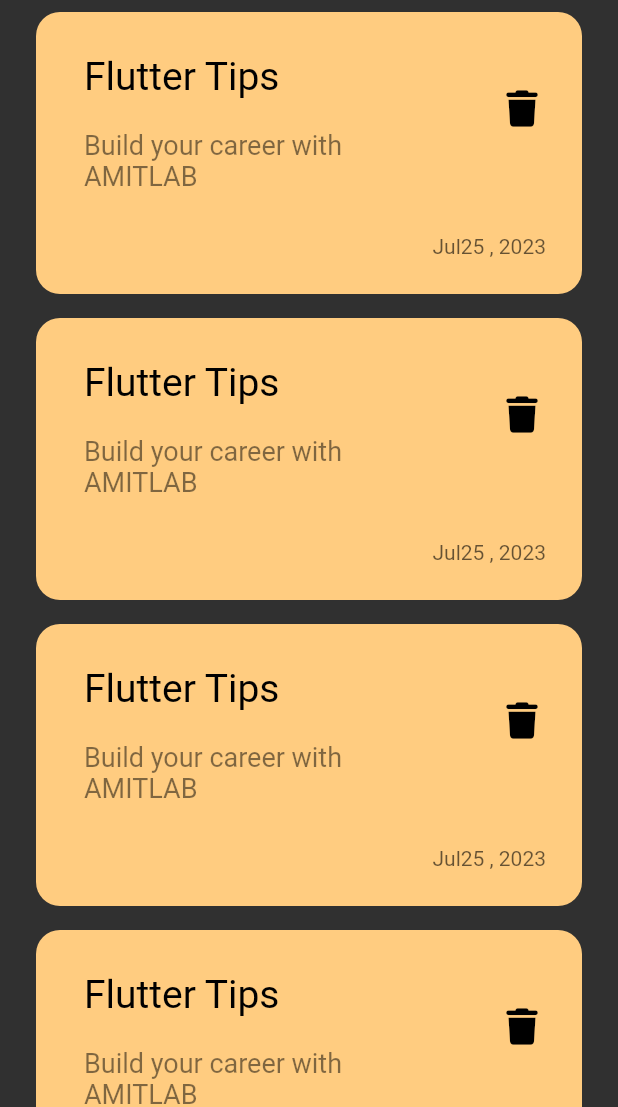
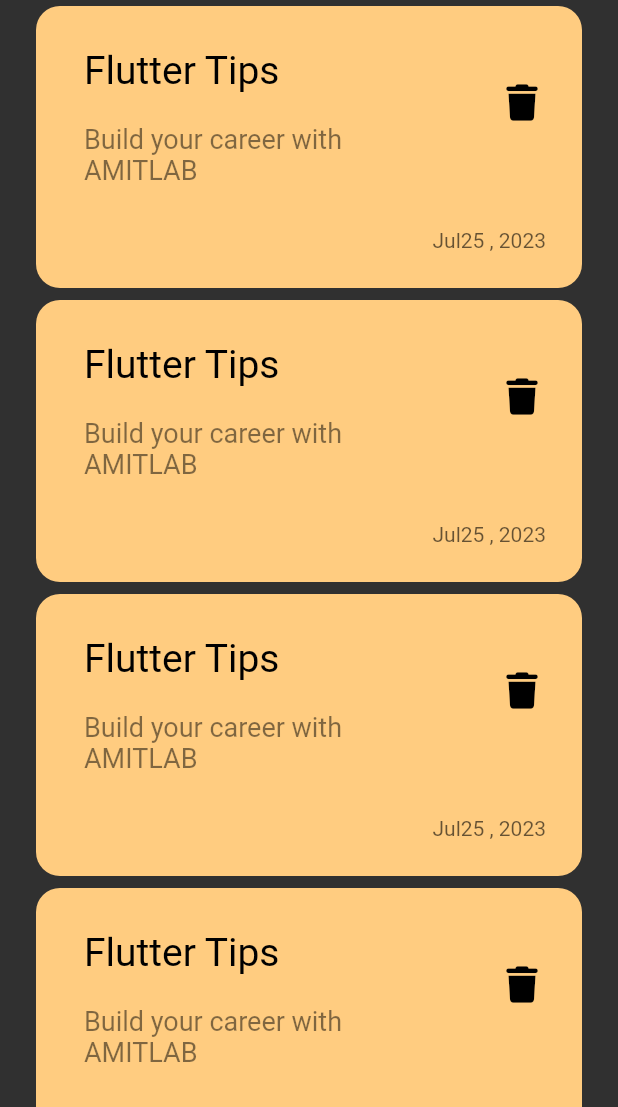
Before and after one commit to hagrasy/notes_app, a Flutter app: the screen it shows after launch, on a phone screen of 412 x 824 dp, the part 129-1236 px from its top. Run offline on Flutter 3.47's test engine with Material 2 defaults, Android fonts, the phone set to English and light mode, and no system bars; our stand-ins replace font_awesome_flutter; Roboto replaces fonts that are missing (Poppins).

```diff
--- a/note_app/lib/views/widgets/notes_list_view.dart
+++ b/note_app/lib/views/widgets/notes_list_view.dart
@@ -9,7 +9,7 @@
   Widget build(BuildContext context) {
     return ListView.builder(itemBuilder: (context, index) {
       return const Padding(
-        padding: EdgeInsets.symmetric(vertical: 8),
+        padding: EdgeInsets.symmetric(vertical: 4),
         child: NoteItem(),
       );
     });
--- a/note_app/lib/views/widgets/notes_view_body.dart
+++ b/note_app/lib/views/widgets/notes_view_body.dart
@@ -1,5 +1,4 @@
 import 'package:flutter/material.dart';
-
 import 'custom_app_bar.dart';
 import 'notes_list_view.dart';
 
```
